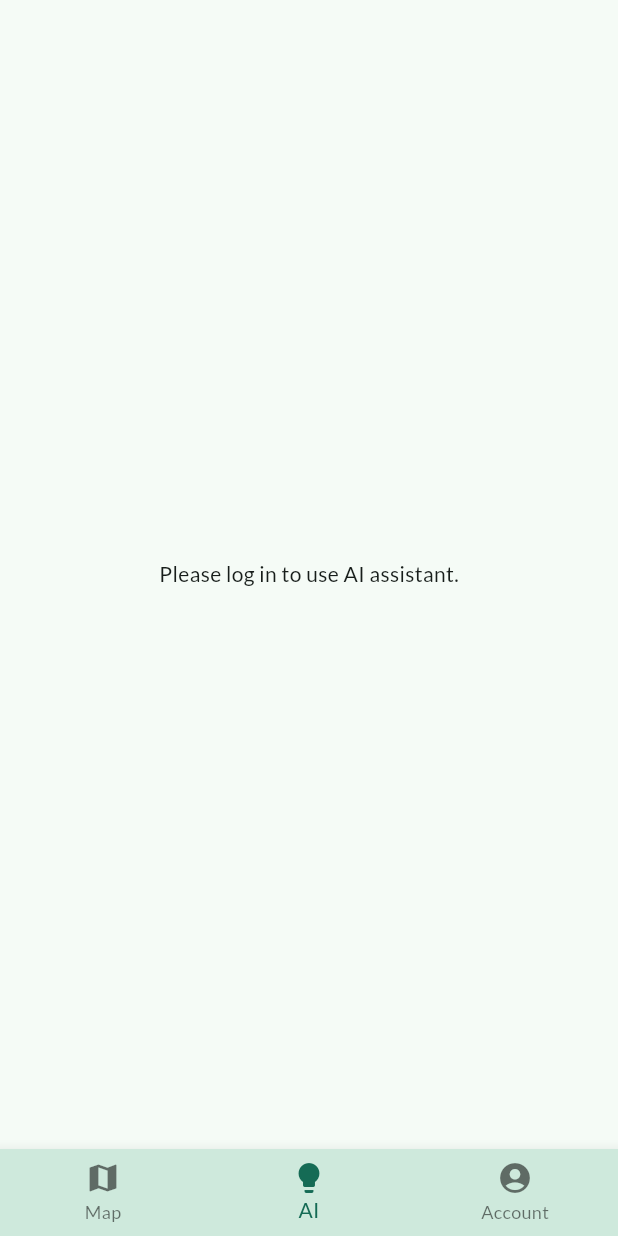
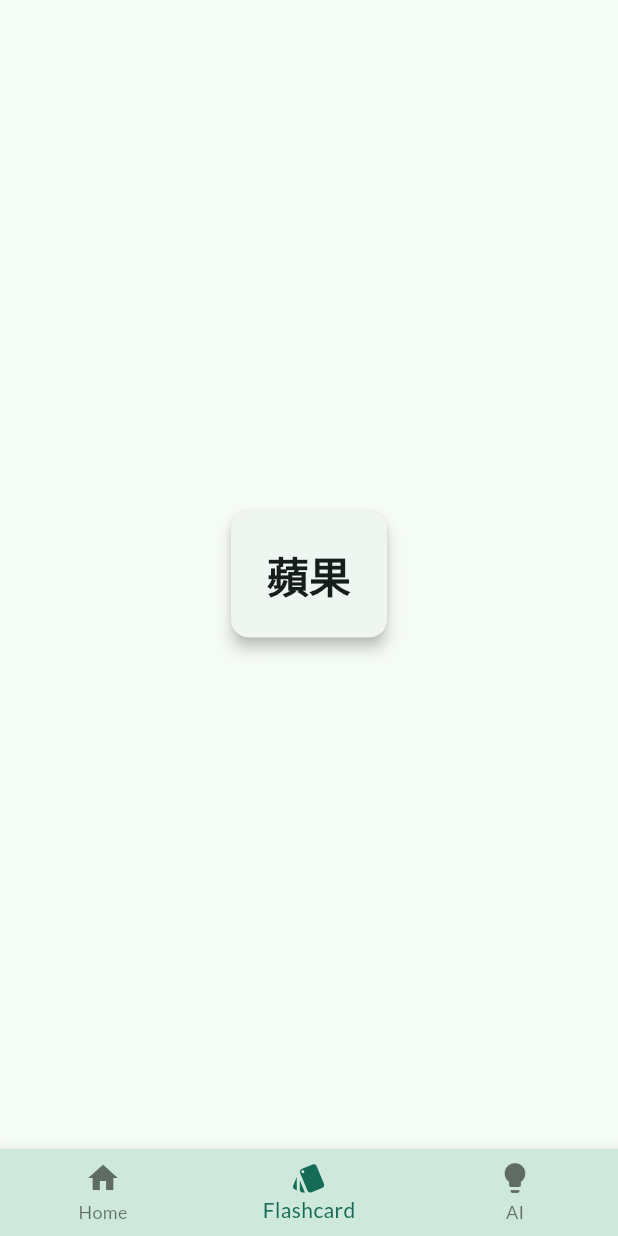
Before and after one commit to rogerfan48/meichu-hackathon, a Flutter app: the screen it shows after launch, item 2 of the bottom bar chosen, on a phone screen of 412 x 824 dp. Run offline on Flutter 3.47's test engine with Material 3 defaults, Android fonts, the phone set to English and light mode, and no system bars; drawn by our look-alikes of showcaseview; our stand-ins replace cloud_firestore, cloud_functions, firebase_auth, firebase_core, firebase_storage, flutter_svg and 9 more; missing offline and left inert: syncfusion_flutter_core; accounts and stored records are empty; Roboto replaces fonts that are missing (Signika).

Commit message:
feature/flashcard: add a new page and play

```diff
--- /dev/null
+++ b/lib/pages/flashcard_page.dart
@@ -0,0 +1,59 @@
+import 'package:flutter/material.dart';
+import 'package:flutter_tts/flutter_tts.dart';
+
+class FlashcardPage extends StatelessWidget {
+  const FlashcardPage({super.key});
+
+  @override
+  Widget build(BuildContext context) {
+    return Scaffold(
+      body: PageView(
+        children: const [
+          _Card(text: '蘋果'),
+          _Card(text: 'Card 2'),
+          _Card(text: 'Card 3'),
+        ],
+      ),
+    );
+  }
+}
+
+class _Card extends StatefulWidget {
+  final String text;
+  const _Card({required this.text});
+
+  @override
+  State<_Card> createState() => _CardState();
+}
+
+class _CardState extends State<_Card> {
+  late final FlutterTts flutterTts;
+
+  @override
+  void initState() {
+    super.initState();
+    flutterTts = FlutterTts();
+  }
+
+  @override
+  void dispose() {
+    flutterTts.stop();
+    super.dispose();
+  }
+
+  @override
+  Widget build(BuildContext context) {
+    return Center(
+      child: InkWell(
+        onTap: () => flutterTts.speak(widget.text),
+        child: Card(
+          elevation: 4,
+          child: Padding(
+            padding: const EdgeInsets.all(24.0),
+            child: Text(widget.text, style: Theme.of(context).textTheme.headlineMedium),
+          ),
+        ),
+      ),
+    );
+  }
+}
--- a/lib/pages/main_page.dart
+++ b/lib/pages/main_page.dart
@@ -7,9 +7,9 @@ class MainPage extends StatelessWidget {
   const MainPage({super.key, required this.child});
 
   static final _tabs = [
-    '/map',
+    '/home',
+    '/flashcard',
     '/ai',
-    '/account',
   ];
 
   @override
--- a/lib/services/navigation.dart
+++ b/lib/services/navigation.dart
@@ -10,110 +10,26 @@ import 'package:foodie/view_models/restaurant_detail_vm.dart';
 import 'package:foodie/pages/restaurant_info_page.dart';
 import 'package:foodie/pages/restaurant_menu_page.dart';
 import 'package:foodie/pages/restaurant_reviews_page.dart';
-import 'package:foodie/pages/loading_page.dart';
 import 'package:foodie/pages/main_page.dart';
-import 'package:foodie/pages/map_page.dart';
 import 'package:foodie/pages/ai_page.dart';
-import 'package:foodie/pages/account_page.dart';
-import 'package:foodie/pages/restaurant_page.dart';
-import 'package:foodie/pages/browsing_history_page.dart';
-import 'package:foodie/pages/my_reviews_page.dart';
-import 'package:foodie/pages/dish_detail_page.dart';
+import 'package:foodie/pages/home_page.dart';
+import 'package:foodie/pages/flashcard_page.dart';
 
 final routerConfig = GoRouter(
-  initialLocation: '/loading',
+  initialLocation: '/home',
   routes: [
-    GoRoute(
-      path: '/loading',
-      pageBuilder: (context, state) => NoTransitionPage(child: const LoadingPage()),
-    ),
     ShellRoute(
       builder: (context, state, child) => MainPage(child: child), // 傳入 tab page
       routes: [
-        GoRoute(
-          path: '/map',
-          pageBuilder: (context, state) => NoTransitionPage(child: MapPage()),
-          routes: [
-            ShellRoute(
-              pageBuilder: (context, state, child) {
-                final restaurantId = state.pathParameters['id']!;
-                return CustomTransitionPage(
-                  transitionsBuilder: (context, animation, secondaryAnimation, child) {
-                    const begin = Offset(0.0, 0.7);
-                    const end = Offset.zero;
-                    const curve = Curves.easeInOut;
-                    final tween = Tween(begin: begin, end: end).chain(CurveTween(curve: curve));
-                    final offsetAnimation = animation.drive(tween);
-
-                    return SlideTransition(position: offsetAnimation, child: child);
-                  },
-                  child: ChangeNotifierProvider(
-                    create:
-                        (context) => RestaurantDetailViewModel(
-                          restaurantId: restaurantId,
-                          restaurantRepository: context.read<RestaurantRepository>(),
-                          reviewRepository: context.read<ReviewRepository>(),
-                          userRepository: context.read<UserRepository>(),
-                          storageService: context.read<StorageService>(),
-                        ),
-                    // RestaurantPage 是 consumer，也是外殼
-                    child: RestaurantPage(restaurantId: restaurantId, child: child),
-                  ),
-                );
-              },
-              routes: [
-                GoRoute(
-                  path: 'restaurant/:id/info',
-                  pageBuilder:
-                      (context, state) => const NoTransitionPage(child: RestaurantInfoPage()),
-                ),
-                GoRoute(
-                  path: 'restaurant/:id/menu',
-                  pageBuilder:
-                      (context, state) => const NoTransitionPage(child: RestaurantMenuPage()),
-                  routes: [
-                    GoRoute(
-                      path: ':dishId',
-                      pageBuilder: (context, state) {
-                        final dishId = state.pathParameters['dishId']!;
-                        // 這裡我們暫時用一個佔位頁面
-                        return CupertinoPage(child: DishDetailPage(dishId: dishId));
-                      },
-                    ),
-                  ],
-                ),
-                GoRoute(
-                  path: 'restaurant/:id/reviews',
-                  pageBuilder:
-                      (context, state) => const NoTransitionPage(child: RestaurantReviewsPage()),
-                ),
-              ],
-            ),
-          ],
-        ),
+        GoRoute(path: '/home', pageBuilder: (context, state) => const NoTransitionPage(child: HomePage())),
+        GoRoute(path: '/flashcard', pageBuilder: (context, state) => const NoTransitionPage(child: FlashcardPage())),
         GoRoute(path: '/ai', pageBuilder: (context, state) => NoTransitionPage(child: AiPage())),
-        GoRoute(
-          path: '/account',
-          pageBuilder: (context, state) => NoTransitionPage(child: AccountPage()),
-          routes: [
-            GoRoute(
-              path: 'history',
-              pageBuilder: (context, state) => CupertinoPage(child: const BrowsingHistoryPage()),
-            ),
-            GoRoute(
-              path: 'reviews',
-              pageBuilder: (context, state) => CupertinoPage(child: const MyReviewsPage()),
-            ),
-          ],
-        ),
       ],
     ),
   ],
   redirect: (context, state) {
     final currentPath = state.uri.path;
-    if (currentPath == '/') {
-      return '/loading';
-    }
+    if (currentPath == '/') return '/home';
     return null;
   },
   errorBuilder:
--- a/lib/widgets/bottom_nav_bar.dart
+++ b/lib/widgets/bottom_nav_bar.dart
@@ -13,9 +13,9 @@ class BottomNavBar extends StatelessWidget {
       currentIndex: currentIndex,
       onTap: onTap,
       items: const [
-        BottomNavigationBarItem(icon: Icon(Icons.map), label: "Map"),
+        BottomNavigationBarItem(icon: Icon(Icons.home), label: "Home"),
+        BottomNavigationBarItem(icon: Icon(Icons.style), label: "Flashcard"),
         BottomNavigationBarItem(icon: Icon(Icons.lightbulb), label: "AI"),
-        BottomNavigationBarItem(icon: Icon(Icons.account_circle), label: "Account"),
       ],
     );
   }
--- a/pubspec.yaml
+++ b/pubspec.yaml
@@ -55,6 +55,7 @@ dependencies:
   geolocator: ^14.0.1
   showcaseview: ^4.0.1
   syncfusion_flutter_sliders: ^29.2.9
+  flutter_tts: ^4.2.3
 
 
 dev_dependencies:
```
Also changed, not shown: lib/pages/home_page.dart (added, +14 -0 lines), firebase.json.
